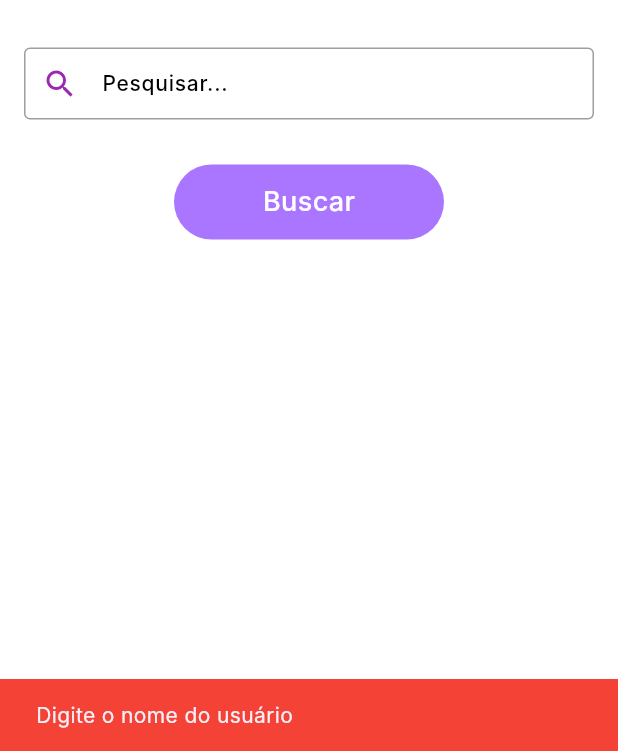
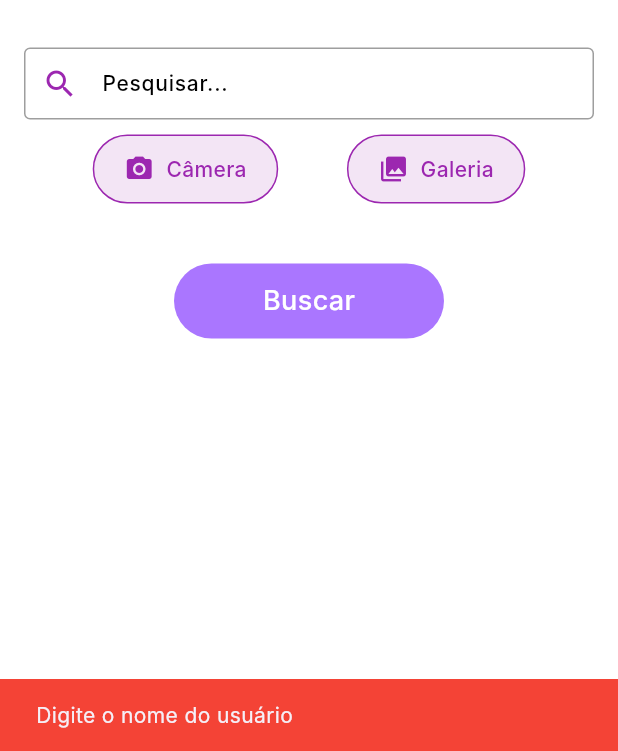
Before and after one commit to gut00/devSearch, a Flutter app: the screen it shows after launch, after a tap on "Buscar", on a phone screen of 412 x 824 dp, the part 485-1236 px from its top. Run offline on Flutter 3.47's test engine with Material 3 defaults, Android fonts, the phone set to English and light mode, and no system bars; our stand-ins replace dio, flutter_modular, image_picker; missing offline and left inert: google_mlkit_text_recognition; Roboto replaces fonts that are missing (Inter).

Commit message:
Implement OCR text extraction functionality from images
Co-authored-by: gut00 <105900018+gut00@users.noreply.github.com>

```diff
--- a/lib/src/core/core_module.dart
+++ b/lib/src/core/core_module.dart
@@ -1,3 +1,4 @@
+import 'package:dev_search/src/core/services/ocr_service.dart';
 import 'package:dio/dio.dart';
 import 'package:flutter_modular/flutter_modular.dart';
 
@@ -5,5 +6,6 @@ class CoreModule extends Module {
   @override
   List<Bind> get binds => [
         Bind.singleton((i) => Dio(BaseOptions(baseUrl: 'https://api.github.com')), export: true),
+        Bind.singleton((i) => OcrService(), export: true),
       ];
 }
--- a/lib/src/modules/search/ui/search_page.dart
+++ b/lib/src/modules/search/ui/search_page.dart
@@ -1,5 +1,8 @@
+import 'package:dev_search/src/core/services/ocr_service.dart';
 import 'package:dev_search/src/modules/user/controller/user_controller.dart';
 import 'package:flutter/material.dart';
+import 'package:flutter_modular/flutter_modular.dart';
+import 'package:image_picker/image_picker.dart';
 
 class SearchPage extends StatefulWidget {
   final UserController userController;
@@ -12,10 +15,13 @@ class SearchPage extends StatefulWidget {
 
 class SearchPageState extends State<SearchPage> {
   final TextEditingController _textController = TextEditingController();
+  final OcrService _ocrService = Modular.get<OcrService>();
+  bool _isProcessingImage = false;
 
   @override
   void dispose() {
     _textController.dispose();
+    _ocrService.dispose();
     super.dispose();
   }
 
@@ -68,6 +74,37 @@ class SearchPageState extends State<SearchPage> {
                 ),
               ),
             ),
+            // Camera and Gallery buttons row
+            Padding(
+              padding: const EdgeInsets.symmetric(horizontal: 16, vertical: 10),
+              child: Row(
+                mainAxisAlignment: MainAxisAlignment.spaceEvenly,
+                children: [
+                  _buildImagePickerButton(
+                    icon: Icons.camera_alt,
+                    label: 'Câmera',
+                    onTap: () => _pickImageAndExtractText(ImageSource.camera),
+                  ),
+                  _buildImagePickerButton(
+                    icon: Icons.photo_library,
+                    label: 'Galeria',
+                    onTap: () => _pickImageAndExtractText(ImageSource.gallery),
+                  ),
+                ],
+              ),
+            ),
+            if (_isProcessingImage)
+              const Padding(
+                padding: EdgeInsets.all(16.0),
+                child: Row(
+                  mainAxisAlignment: MainAxisAlignment.center,
+                  children: [
+                    CircularProgressIndicator(color: Colors.purple),
+                    SizedBox(width: 16),
+                    Text('Extraindo texto da imagem...', style: TextStyle(color: Colors.purple)),
+                  ],
+                ),
+              ),
             GestureDetector(
               onTap: () async {
                 String query = _textController.text.trim();
@@ -116,4 +153,71 @@ class SearchPageState extends State<SearchPage> {
       ),
     );
   }
+
+  Widget _buildImagePickerButton({
+    required IconData icon,
+    required String label,
+    required VoidCallback onTap,
+  }) {
+    return GestureDetector(
+      onTap: onTap,
+      child: Container(
+        padding: const EdgeInsets.symmetric(vertical: 12, horizontal: 20),
+        decoration: BoxDecoration(
+          color: Colors.purple.shade50,
+          borderRadius: BorderRadius.circular(25),
+          border: Border.all(color: Colors.purple, width: 1),
+        ),
+        child: Row(
+          mainAxisSize: MainAxisSize.min,
+          children: [
+            Icon(icon, color: Colors.purple, size: 20),
+            const SizedBox(width: 8),
+            Text(
+              label,
+              style: const TextStyle(
+                color: Colors.purple,
+                fontWeight: FontWeight.w500,
+              ),
+            ),
+          ],
+        ),
+      ),
+    );
+  }
+
+  Future<void> _pickImageAndExtractText(ImageSource source) async {
+    setState(() {
+      _isProcessingImage = true;
+    });
+
+    try {
+      final extractedText = await _ocrService.pickImageAndExtractText(source);
+
+      if (extractedText != null && extractedText.isNotEmpty) {
+        setState(() {
+          _textController.text = extractedText;
+          _isProcessingImage = false;
+        });
+
+        // Show success message
+        ScaffoldMessenger.of(context).showSnackBar(
+          const SnackBar(
+            content: Text('Texto extraído com sucesso!'),
+            backgroundColor: Colors.green,
+          ),
+        );
+      } else {
+        setState(() {
+          _isProcessingImage = false;
+        });
+        _showErrorSnackbar('Nenhum texto encontrado na imagem');
+      }
+    } catch (e) {
+      setState(() {
+        _isProcessingImage = false;
+      });
+      _showErrorSnackbar('Erro ao processar imagem: $e');
+    }
+  }
 }
--- a/pubspec.yaml
+++ b/pubspec.yaml
@@ -21,6 +21,9 @@ dependencies:
   equatable: ^2.0.7
   bloc: ^9.0.0
   flutter_bloc: ^9.0.0
+  google_mlkit_text_recognition: ^0.13.0
+  image_picker: ^1.1.2
+  permission_handler: ^11.3.1
 
 
 dev_dependencies:
```
Also changed, not shown: lib/src/core/services/ocr_service.dart (added, +47 -0 lines), 3 other files.
